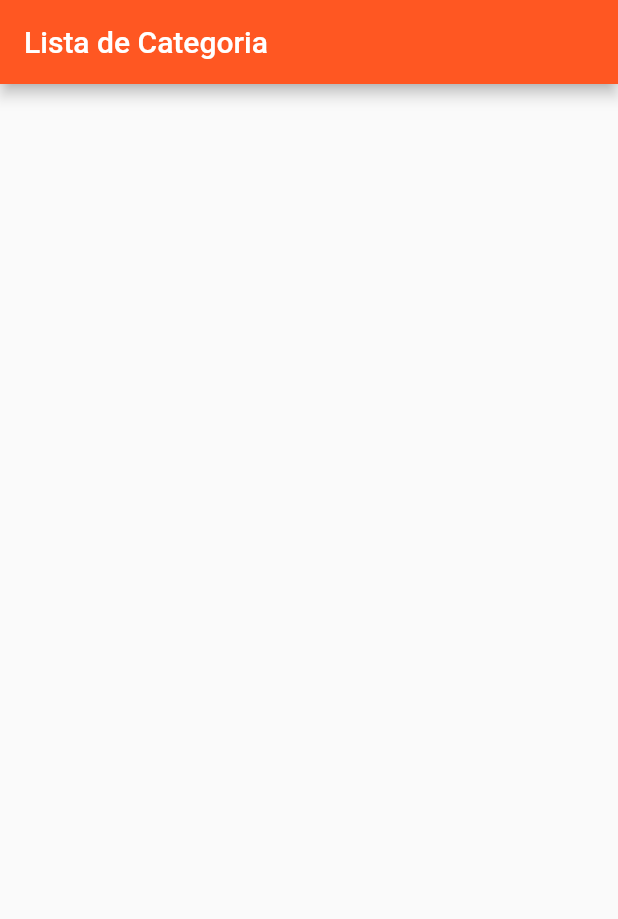
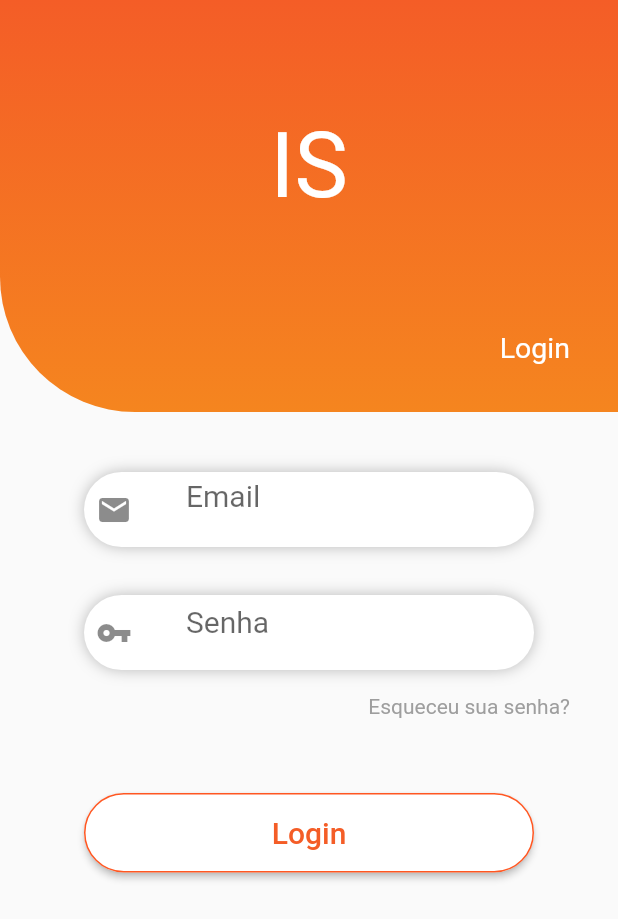
Before and after one commit to Cesaragsilva/IserviceFlutter, a Flutter app: the screen it shows after launch, on a phone screen of 412 x 824 dp. Shown: the top 919 px of the screen. Run offline on Flutter 3.47's test engine with Material 2 defaults, Android fonts, the phone set to English and light mode, and no system bars; Roboto replaces fonts that are missing (Montserrat).

Commit message:
Tela de login

```diff
--- a/iservice/lib/cardViewCategoria.dart
+++ b/iservice/lib/cardViewCategoria.dart
@@ -31,8 +31,8 @@ class _CardCategoriaState extends State<CardCategoria> {
   Widget build(BuildContext context) {
     return Scaffold(
       appBar: new AppBar(
+        backgroundColor: Color(0xFFf45d27),
         title: Text("Lista de Categoria"),
-        backgroundColor: Colors.deepOrange,
       ),
       body: Container(
           padding: EdgeInsets.all(20.0),
--- a/iservice/lib/cardViewSubCategoria.dart
+++ b/iservice/lib/cardViewSubCategoria.dart
@@ -38,8 +38,8 @@ class _CardViewSubCategoria extends State<CardViewSubCategoria> {
   Widget build(BuildContext context) {
     return Scaffold(
         appBar: AppBar(
+          backgroundColor: Color(0xFFf45d27),
           title: Text("Lista de Subcategorias"),
-          backgroundColor: Colors.deepOrange,
         ),
         body: Container(
           padding: EdgeInsets.all(20.0),
--- /dev/null
+++ b/iservice/lib/login.dart
@@ -0,0 +1,151 @@
+import 'package:flutter/material.dart';
+
+import 'cardViewCategoria.dart';
+
+class Login extends StatefulWidget {
+  @override
+  _LoginState createState() => _LoginState();
+}
+
+class _LoginState extends State<Login> {
+  @override
+  Widget build(BuildContext context) {
+    return Scaffold(
+      body: SingleChildScrollView(
+        child: Container(
+          child: Column(
+            children: <Widget>[inicioTela(context), corpoTela()],
+          ),
+        ),
+      ),
+    );
+  }
+
+  Container corpoTela() {
+    TextStyle style = TextStyle(fontFamily: 'Montserrat', fontSize: 20.0);
+
+    var buildCampoEmail = Container(
+        width: 300,
+        height: 50,
+        padding: EdgeInsets.all(8),
+        decoration: BoxDecoration(
+            color: Colors.white,
+            borderRadius: BorderRadius.all(Radius.circular(50)),
+            boxShadow: [
+              BoxShadow(color: Colors.black26, blurRadius: 8),
+            ]),
+        child: Theme(
+          child: TextField(
+            obscureText: false,
+            style: style,
+            decoration: InputDecoration(
+                contentPadding: EdgeInsets.fromLTRB(20.0, 15.0, 20.0, 15.0),
+                hintText: "Email",
+                icon: Icon(Icons.email),
+                border: InputBorder.none
+                // OutlineInputBorder(borderRadius: BorderRadius.circular(32.0),
+                ),
+          ),
+          data: Theme.of(context).copyWith(primaryColor: Color(0xFFf5851f)),
+        ));
+
+    var buildCampoSenha = Container(
+        width: 300,
+        height: 50,
+        margin: EdgeInsets.only(top: 32),
+        padding: EdgeInsets.all(8),
+        decoration: BoxDecoration(
+            color: Colors.white,
+            borderRadius: BorderRadius.all(Radius.circular(50)),
+            boxShadow: [
+              BoxShadow(color: Colors.black26, blurRadius: 8),
+            ]),
+        child: Theme(
+            child: TextField(
+              obscureText: true,
+              style: style,
+              decoration: InputDecoration(
+                  contentPadding: EdgeInsets.fromLTRB(20.0, 5.0, 20.0, 15.0),
+                  hintText: "Senha",
+                  icon: Icon(Icons.vpn_key),
+                  border: InputBorder
+                      .none //OutlineInputBorder(borderRadius: BorderRadius.circular(32.0))
+                  ),
+            ),
+            data: Theme.of(context).copyWith(primaryColor: Color(0xFFf5851f))));
+
+    var buttonLogin = Container(
+        margin: EdgeInsets.only(top: 50, bottom: 50),
+        child: ButtonTheme(
+          minWidth: 300,
+          padding: EdgeInsets.fromLTRB(20.0, 15.0, 20.0, 15.0),
+          child: RaisedButton(
+            color: Colors.white,
+            child: Text("Login",
+                textAlign: TextAlign.center,
+                style: style.copyWith(color: Color(0xFFf45d27))),
+            onPressed: () {
+              Navigator.push(context,
+                  MaterialPageRoute(builder: (context) => CardCategoria()));
+            },
+            shape: RoundedRectangleBorder(
+                borderRadius: BorderRadius.circular(50.0),
+                side: BorderSide(color: Colors.deepOrange)),
+          ),
+        ));
+
+    return Container(
+      padding: EdgeInsets.only(top: 40),
+      child: Column(
+        children: <Widget>[
+          buildCampoEmail,
+          buildCampoSenha,
+          Align(
+            alignment: Alignment.bottomRight,
+            child: Padding(
+              padding: const EdgeInsets.only(top: 16, right: 32),
+              child: Text(
+                'Esqueceu sua senha?',
+                style: TextStyle(color: Colors.grey),
+              ),
+            ),
+          ),
+          buttonLogin
+        ],
+      ),
+    );
+  }
+
+  Container inicioTela(BuildContext context) {
+    return Container(
+      child: Column(
+        mainAxisAlignment: MainAxisAlignment.center,
+        children: <Widget>[
+          Spacer(),
+          Align(
+            alignment: Alignment.center,
+            child:
+                Text("IS", style: TextStyle(fontSize: 60, color: Colors.white)),
+          ),
+          Spacer(),
+          Align(
+              alignment: Alignment.bottomRight,
+              child: Padding(
+                padding: const EdgeInsets.only(right: 32, bottom: 32),
+                child: Text("Login",
+                    style: TextStyle(color: Colors.white, fontSize: 19)),
+              )),
+        ],
+      ),
+      width: MediaQuery.of(context).size.width,
+      height: MediaQuery.of(context).size.height / 3,
+      decoration: BoxDecoration(
+          gradient: LinearGradient(
+              begin: Alignment.topCenter,
+              end: Alignment.bottomCenter,
+
+              colors: [Color(0xFFf45d27), Color(0xFFf5851f)]),
+          borderRadius: BorderRadius.only(bottomLeft: Radius.circular(90))),
+    );
+  }
+}
--- a/iservice/lib/main.dart
+++ b/iservice/lib/main.dart
@@ -1,10 +1,10 @@
 import 'dart:convert' show json;
 
 import 'package:flutter/material.dart';
-import 'CardViewCategoria.dart';
 import 'api.dart';
 import 'categoria.dart';
 import 'listaSubCategorias.dart';
+import 'login.dart';
 
 void main() => runApp(MyApp());
 
@@ -13,7 +13,7 @@ class MyApp extends StatelessWidget {
   Widget build(BuildContext context) {
     return MaterialApp(
         debugShowCheckedModeBanner: false,
-        home: CardCategoria()//BuildListViewApi()
+        home: Login()//BuildListViewApi()
         );
   }
 }
```
